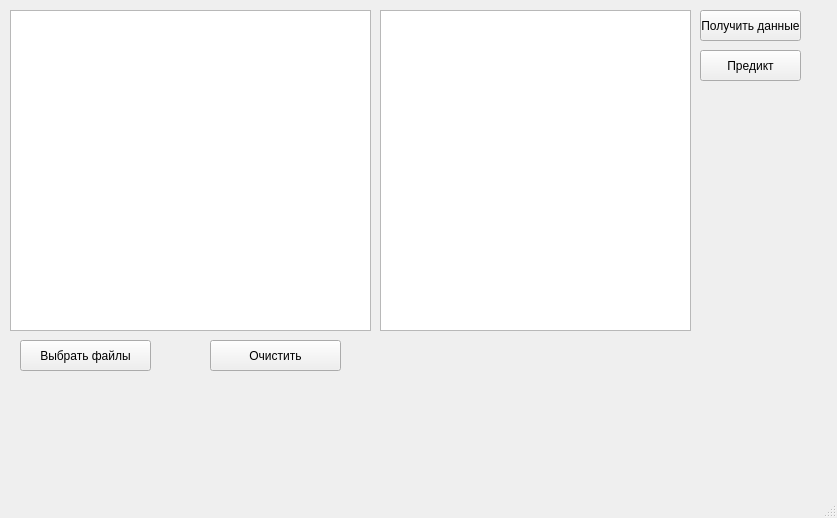
stepoleggg/unet_walker, file interface/untitled.ui: the form before one commit.
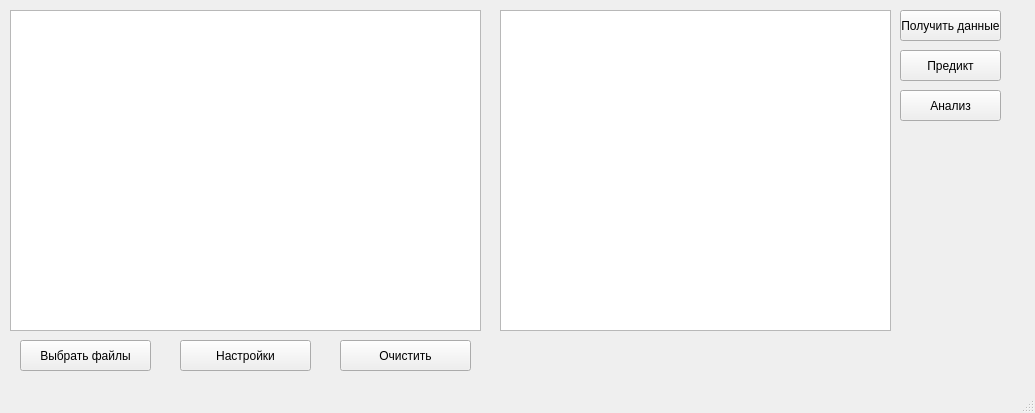
The form after the commit.

Commit message: Окно для настройки высот Добавлена кнопка анализ Исправление ошибок

What changed in the file:
```diff
--- a/interface/untitled.ui
+++ b/interface/untitled.ui
@@ -9,8 +9,8 @@
    <rect>
     <x>0</x>
     <y>0</y>
-    <width>837</width>
-    <height>518</height>
+    <width>1035</width>
+    <height>413</height>
    </rect>
   </property>
   <property name="windowTitle">
@@ -33,7 +33,7 @@
    <widget class="QPushButton" name="predictButton">
     <property name="geometry">
      <rect>
-      <x>700</x>
+      <x>900</x>
       <y>50</y>
       <width>101</width>
       <height>31</height>
@@ -46,9 +46,9 @@
    <widget class="QListWidget" name="listWidget">
     <property name="geometry">
      <rect>
-      <x>380</x>
+      <x>500</x>
       <y>10</y>
-      <width>311</width>
+      <width>391</width>
       <height>321</height>
      </rect>
     </property>
@@ -56,7 +56,7 @@
    <widget class="QPushButton" name="getDataButton">
     <property name="geometry">
      <rect>
-      <x>700</x>
+      <x>900</x>
       <y>10</y>
       <width>101</width>
       <height>31</height>
@@ -71,7 +71,7 @@
      <rect>
       <x>10</x>
       <y>10</y>
-      <width>361</width>
+      <width>471</width>
       <height>321</height>
      </rect>
     </property>
@@ -82,7 +82,7 @@
    <widget class="QPushButton" name="clearButton">
     <property name="geometry">
      <rect>
-      <x>210</x>
+      <x>340</x>
       <y>340</y>
       <width>131</width>
       <height>31</height>
@@ -92,6 +92,32 @@
      <string>Очистить</string>
     </property>
    </widget>
+   <widget class="QPushButton" name="analyzeButton">
+    <property name="geometry">
+     <rect>
+      <x>900</x>
+      <y>90</y>
+      <width>101</width>
+      <height>31</height>
+     </rect>
+    </property>
+    <property name="text">
+     <string>Анализ</string>
+    </property>
+   </widget>
+   <widget class="QPushButton" name="editButton">
+    <property name="geometry">
+     <rect>
+      <x>180</x>
+      <y>340</y>
+      <width>131</width>
+      <height>31</height>
+     </rect>
+    </property>
+    <property name="text">
+     <string>Настройки</string>
+    </property>
+   </widget>
   </widget>
   <widget class="QStatusBar" name="statusbar"/>
  </widget>
```
The commit also changes 11 other files.
